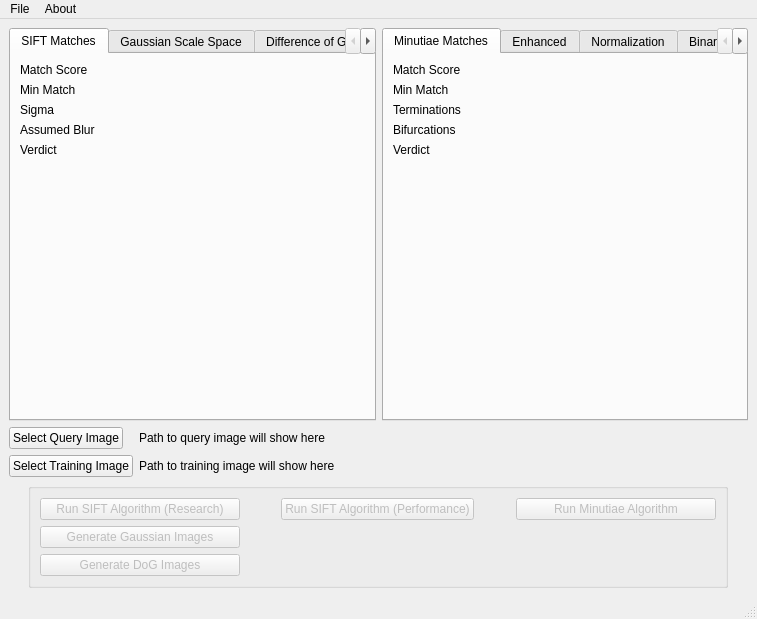
Qt form Algorithms/GUI/AlgorithmExamination.ui (Mini-Sylar/Fingerprint-Matching-System) before a commit.
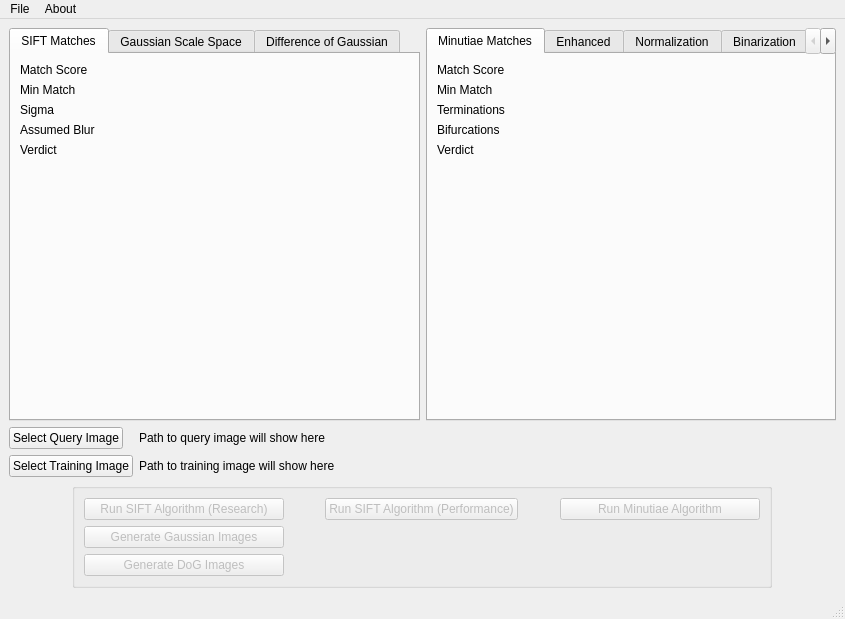
The same form after that commit.

Commit message: Added images in panels

What changed in the file:
```diff
--- a/Algorithms/GUI/AlgorithmExamination.ui
+++ b/Algorithms/GUI/AlgorithmExamination.ui
@@ -6,7 +6,7 @@
    <rect>
     <x>0</x>
     <y>0</y>
-    <width>757</width>
+    <width>845</width>
     <height>619</height>
    </rect>
   </property>
@@ -615,7 +615,7 @@
     <rect>
      <x>0</x>
      <y>0</y>
-     <width>757</width>
+     <width>845</width>
      <height>21</height>
     </rect>
    </property>
```
The commit also changes 4 other files.
